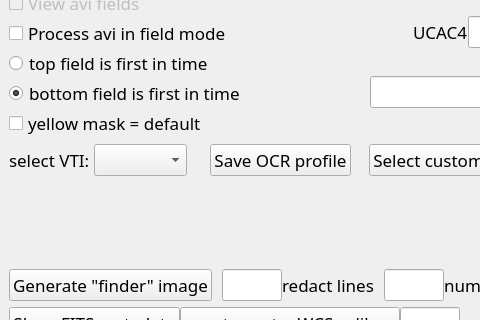
This is src/pymovie/PyMovie.ui in bob-anderson-ok/pymovie as Qt 5 draws it before an edit; both pictures show x 0 to 480 and y 323 to 643 of the 1072 by 996 pixel window. The edited form follows.
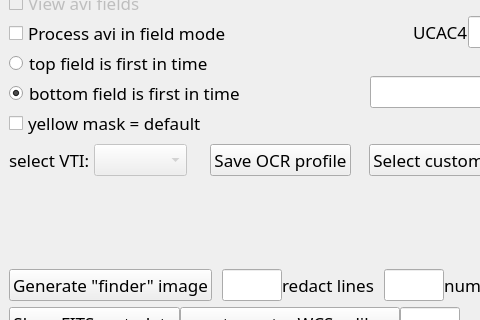
This is the edited form. Custom widgets are drawn as their Qt base class.

Diff of the .ui file:
```diff
--- a/src/pymovie/PyMovie.ui
+++ b/src/pymovie/PyMovie.ui
@@ -931,6 +931,9 @@
            </item>
            <item>
             <widget class="QComboBox" name="vtiSelectComboBox">
+             <property name="enabled">
+              <bool>false</bool>
+             </property>
              <property name="toolTip">
               <string>&lt;html&gt;&lt;head/&gt;&lt;body&gt;&lt;p&gt;This control provides a drop-down list of VTI (video time inserter) models for which OCR (optical character recognition) timestamp processing is available. Selecting an entry will cause a constellation of character extraction boxes to be displayed on the image (which automatically switches to field view).&lt;/p&gt;&lt;p&gt;If the character selection boxes enclose the correct characters and are well-aligned, then you're ready to go.&lt;/p&gt;&lt;p&gt;If the character boxes are not well aligned, use the jogging buttons to the right to achieve a better alignment.&lt;/p&gt;&lt;/body&gt;&lt;/html&gt;</string>
              </property>
```
Left out of the diff: 6 changed lines with no effect on the pictures.
